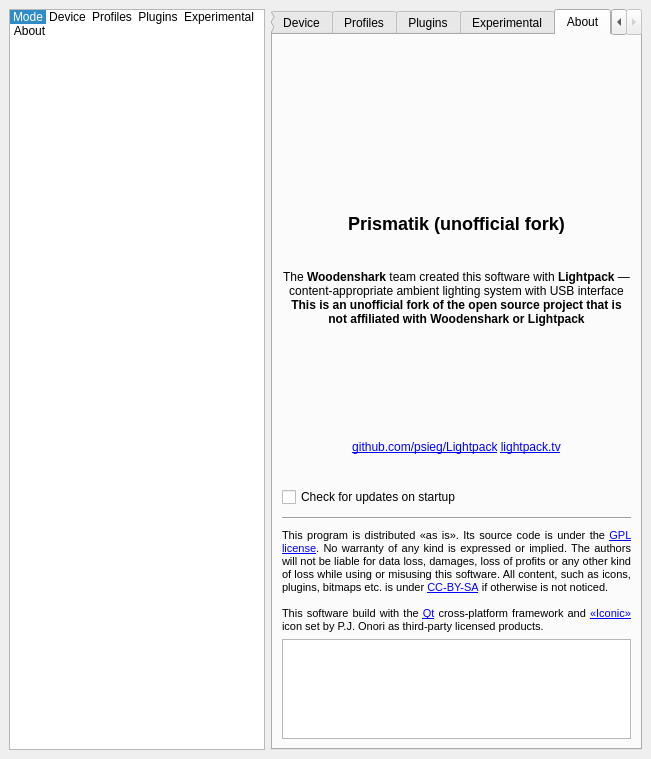
The window that Software/src/SettingsWindow.ui (woodenshark/Lightpack) describes before a commit, drawn with Qt 5.
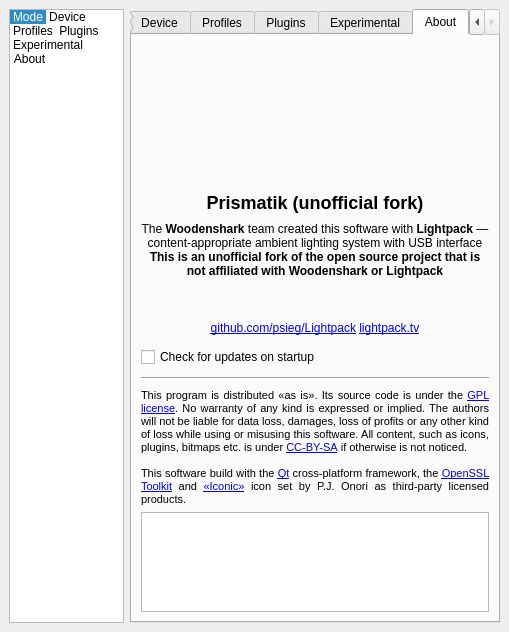
The same window after the commit. The open tabs and pages were chosen to show the change. Icons and pictures are not drawn. Custom widgets are drawn as their Qt base class.

Commit message: Include openssl in packaging

```diff
--- a/Software/src/SettingsWindow.ui
+++ b/Software/src/SettingsWindow.ui
@@ -7,8 +7,8 @@
    <rect>
     <x>0</x>
     <y>0</y>
-    <width>651</width>
-    <height>759</height>
+    <width>496</width>
+    <height>626</height>
    </rect>
   </property>
   <property name="windowTitle">
@@ -2508,7 +2508,7 @@
            </font>
           </property>
           <property name="text">
-           <string>&lt;html&gt;&lt;head/&gt;&lt;body&gt;&lt;p&gt;This program is distributed «as is». Its source code is under the &lt;a href=&quot;http://www.gnu.org/licenses/gpl.html&quot;&gt;&lt;span style=&quot; text-decoration: underline; color:#0000ff;&quot;&gt;GPL license&lt;/span&gt;&lt;/a&gt;. No warranty of any kind is expressed or implied. The authors will not be liable for data loss, damages, loss of profits or any other kind of loss while using or misusing this software. All content, such as icons, plugins, bitmaps etc. is under &lt;a href=&quot;http://creativecommons.org/licenses/by-sa/3.0/&quot;&gt;&lt;span style=&quot; text-decoration: underline; color:#0000ff;&quot;&gt;CC-BY-SA&lt;/span&gt;&lt;/a&gt; if otherwise is not noticed. &lt;br/&gt;&lt;br/&gt;This software build with the &lt;a href=&quot;http://qt-project.org/&quot;&gt;&lt;span style=&quot; text-decoration: underline; color:#0000ff;&quot;&gt;Qt&lt;/span&gt;&lt;/a&gt; cross-platform framework and &lt;a href=&quot;http://somerandomdude.com/work/iconic/&quot;&gt;&lt;span style=&quot; text-decoration: underline; color:#0000ff;&quot;&gt;«Iconic»&lt;/span&gt;&lt;/a&gt; icon set by P.J. Onori as third-party licensed products.&lt;/p&gt;&lt;/body&gt;&lt;/html&gt;</string>
+           <string>&lt;html&gt;&lt;head/&gt;&lt;body&gt;&lt;p&gt;This program is distributed «as is». Its source code is under the &lt;a href=&quot;http://www.gnu.org/licenses/gpl.html&quot;&gt;&lt;span style=&quot; text-decoration: underline; color:#0000ff;&quot;&gt;GPL license&lt;/span&gt;&lt;/a&gt;. No warranty of any kind is expressed or implied. The authors will not be liable for data loss, damages, loss of profits or any other kind of loss while using or misusing this software. All content, such as icons, plugins, bitmaps etc. is under &lt;a href=&quot;http://creativecommons.org/licenses/by-sa/3.0/&quot;&gt;&lt;span style=&quot; text-decoration: underline; color:#0000ff;&quot;&gt;CC-BY-SA&lt;/span&gt;&lt;/a&gt; if otherwise is not noticed. &lt;br/&gt;&lt;br/&gt;This software build with the &lt;a href=&quot;http://qt-project.org/&quot;&gt;&lt;span style=&quot; text-decoration: underline; color:#0000ff;&quot;&gt;Qt&lt;/span&gt;&lt;/a&gt; cross-platform framework, the &lt;a href=&quot;http://www.openssl.org/&quot;&gt;&lt;span style=&quot; text-decoration: underline; color:#0000ff;&quot;&gt;OpenSSL Toolkit&lt;/span&gt;&lt;/a&gt; and &lt;a href=&quot;http://somerandomdude.com/work/iconic/&quot;&gt;&lt;span style=&quot; text-decoration: underline; color:#0000ff;&quot;&gt;«Iconic»&lt;/span&gt;&lt;/a&gt; icon set by P.J. Onori as third-party licensed products.&lt;/p&gt;&lt;/body&gt;&lt;/html&gt;</string>
           </property>
           <property name="textFormat">
            <enum>Qt::AutoText</enum>
```
Left out of the diff: 2 changed lines with no effect on the pictures. The commit also changes 6 other files.
